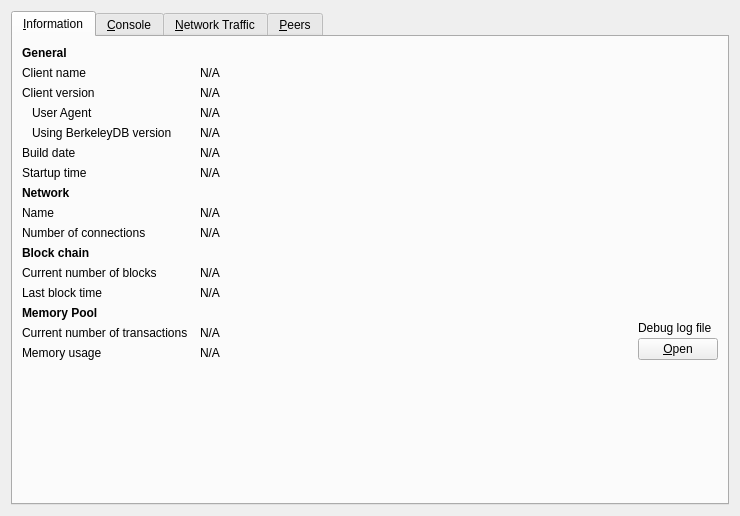
First picture: the form in src/qt/forms/debugwindow.ui, repository TinyCalf/Mocoin, before the edit.
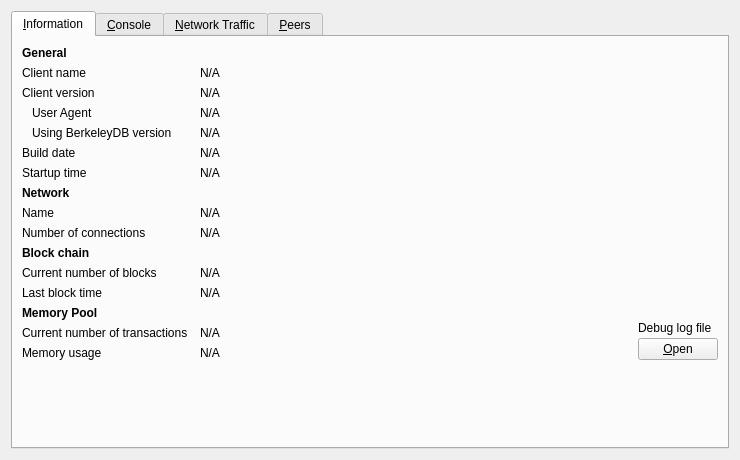
Second picture: the form after the edit. The open tabs and pages were chosen to show the change. Icons and pictures are not drawn. Custom widgets are drawn as their Qt base class.

Patch:
```diff
--- a/src/qt/forms/debugwindow.ui
+++ b/src/qt/forms/debugwindow.ui
@@ -7,7 +7,7 @@
     <x>0</x>
     <y>0</y>
     <width>740</width>
-    <height>516</height>
+    <height>430</height>
    </rect>
   </property>
   <property name="windowTitle">
```
Left out of the diff: 8 changed lines with no effect on the pictures. Lines whose indentation alone changed are shown as unchanged.
